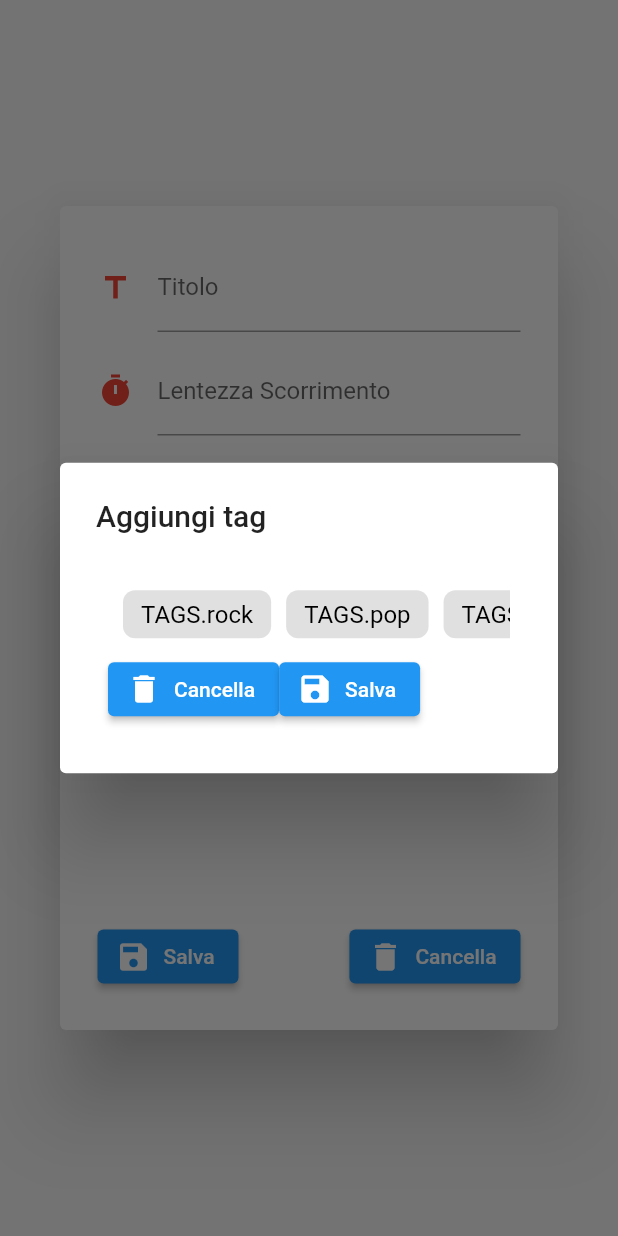
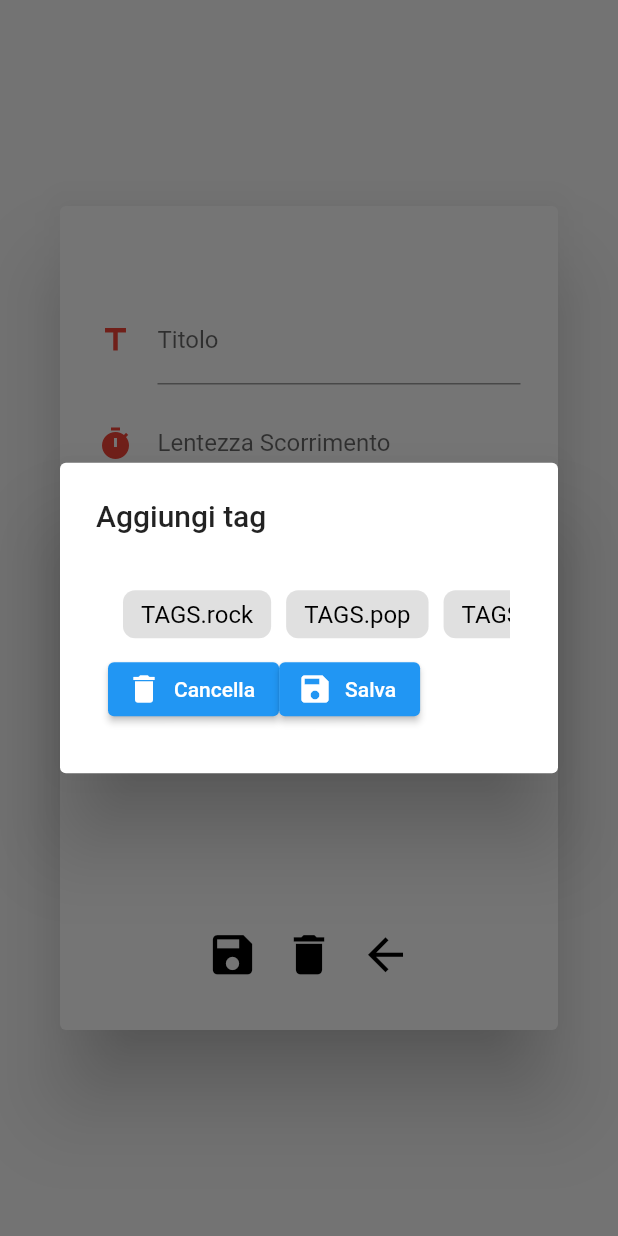
Before and after one commit to Franzi98/autoscrollpdf, a Flutter app: the SongCardDialog widget shown alone on an empty page, opened directly with empty values, after a tap on "Aggiungi tag", on a phone screen of 412 x 824 dp. Run offline on Flutter 3.47's test engine with Material 2 defaults, Android fonts, the phone set to English and light mode, and no system bars; drawn by our look-alikes of chips_choice; our stand-ins replace file_picker, flutter_speed_dial, shared_preferences; missing offline and left inert: dart:ffi, syncfusion_flutter_pdfviewer; accounts and stored records are empty; statements that could not run were skipped.

Commit message:
implements _saveButton, _deleteSongButton. Change ElevatedButton.icon with IconButton

```diff
--- a/lib/android/dialog/SongCardDialog.dart
+++ b/lib/android/dialog/SongCardDialog.dart
@@ -1,3 +1,5 @@
+import 'package:autoscrollpdf/Helper/ParametersHelper.dart';
+import 'package:autoscrollpdf/android/homepage/homepage.dart';
 import 'package:autoscrollpdf/utily/Constants.dart';
 import 'package:autoscrollpdf/utily/tags.dart';
 import 'package:autoscrollpdf/widget/multiselect.dart';
@@ -12,6 +14,7 @@ class SongCardDialog extends StatefulWidget {
   List<String> tags = [];
   int duration = 0;
   double offset = 0;
+  String preferencesKey = "";
   SongCardDialog({Key? key, required this.song}) : super(key: key);
 
   @override
@@ -20,15 +23,24 @@ class SongCardDialog extends StatefulWidget {
 
 class _SongCardDialogState extends State<SongCardDialog> {
   @override
+  void initState() {
+    widget.preferencesKey = widget.song.title;
+    super.initState();
+  }
+
+  @override
   Widget build(BuildContext context) {
     return Dialog(
+      child: SingleChildScrollView(
         child: Container(
           width: MediaQuery.of(context).size.width,
           height: MediaQuery.of(context).size.height / 1.5,
           padding: const EdgeInsets.all(25),
-        decoration: const BoxDecoration(shape: BoxShape.circle),
+          decoration: const BoxDecoration(
+              shape: BoxShape.rectangle, color: Constants.primaryColor),
           child: Column(
             children: [
+              _centerTitleText(widget.song.title),
               _titleTextField(),
               const SizedBox(
                 height: 10,
@@ -44,14 +56,32 @@ class _SongCardDialogState extends State<SongCardDialog> {
               _tagsGridView(context),
               const Spacer(),
               Row(
+                mainAxisAlignment: MainAxisAlignment.center,
                 children: [
-                _saveButton(),
-                const Spacer(),
+                  _saveButton(widget.title, widget.duration, widget.offset,
+                      widget.tags),
+                  _deleteSongButton(),
+                  //const Spacer(),
                   _cancelButton(),
                 ],
               )
             ],
           ),
+        ),
+      ),
+    );
+  }
+
+  Center _centerTitleText(String title) {
+    return Center(
+      child: Text(
+        title,
+        overflow: TextOverflow.fade,
+        softWrap: false,
+        style: const TextStyle(
+            fontSize: 30,
+            fontStyle: FontStyle.normal,
+            fontWeight: FontWeight.w500),
       ),
     );
   }
@@ -140,6 +170,9 @@ class _SongCardDialogState extends State<SongCardDialog> {
           height: 15,
         ),
         ElevatedButton.icon(
+          style: ElevatedButton.styleFrom(
+            primary: Constants.secondaryColor,
+          ),
           label: const Text("Aggiungi tag"),
           icon: const Icon(
             Icons.add,
@@ -147,39 +180,82 @@ class _SongCardDialogState extends State<SongCardDialog> {
             color: Colors.white,
           ),
           onPressed: () {
-            _showAddTagDialog(context);
+            _showAddTagDialog(context, widget.song.tags);
           },
         )
       ],
     );
   }
 
-  ElevatedButton _cancelButton() {
-    return ElevatedButton.icon(
+  IconButton _cancelButton() {
+    return IconButton(
+        icon: const Icon(Icons.arrow_back),
+        color: Colors.black,
+        iconSize: 35,
         onPressed: () {
           print(widget.title);
           print(widget.duration);
           print(widget.offset);
           print(widget.tags);
+          Navigator.pop(context);
+        });
+  }
+
+  IconButton _saveButton(
+      String title, int duration, double offset, List<String> tags) {
+    return IconButton(
+        color: Colors.black,
+        iconSize: 35,
+        onPressed: () {
+          _saveSong();
+          Navigator.of(context).push(MaterialPageRoute(builder: (builder) {
+            return const HomePageAndroid();
+          }));
+        },
+        icon: const Icon(Icons.save));
+  }
+
+  IconButton _deleteSongButton() {
+    return IconButton(
+      onPressed: () {
+        ParametersHelper.delete(widget.preferencesKey);
+        Navigator.of(context).push(MaterialPageRoute(builder: (builder) {
+          return const HomePageAndroid();
+        }));
       },
       icon: const Icon(Icons.delete),
-        label: const Text("Cancella"));
+      color: Colors.black,
+      iconSize: 35,
+    );
   }
 
-  ElevatedButton _saveButton() {
-    return ElevatedButton.icon(
-        onPressed: () {},
-        icon: const Icon(Icons.save),
-        label: const Text("Salva"));
+  void _saveSong() {
+    if (widget.title != widget.song.title) {
+      widget.song.addTitle(widget.title);
+    }
+    if (widget.duration != widget.song.duration) {
+      widget.song.setDuration(widget.duration);
+    }
+    if (widget.offset != widget.song.offset) {
+      widget.song.setOffset(widget.offset);
+    }
+    //da finire il caso della lista di tag
+    if (widget.tags.isNotEmpty) {
+      widget.song.addTag(widget.tags);
+    }
+    ParametersHelper.saveSong(widget.song);
+    ParametersHelper.delete(widget.preferencesKey);
   }
 
-  _showAddTagDialog(BuildContext context) {
+  _showAddTagDialog(BuildContext context, List<String> selectedTags) {
     return showDialog(
         context: context,
         builder: (BuildContext context) {
           return AlertDialog(
             title: const Text("Aggiungi tag"),
-            content: MultiSelect(),
+            content: MultiSelect(
+              selectedTags: selectedTags,
+            ),
           );
         });
   }
```
Lines whose indentation alone changed are shown as unchanged.
